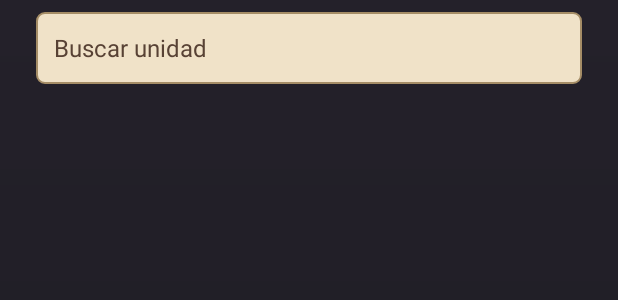
After one commit to DavidSM24/FEFW-Manager, an Android app: the layout dialog_unit_picker.xml on its own in the app's theme, with its tools: preview values and no code run, on a phone screen of 412 x 824 dp. The commit adds this screen. Shown: the top 300 px of the screen. Run offline under Robolectric (Android 15) with nearby library versions, the phone set to English and light mode, and no system bars.

Commit message:
Filtra por nombre al seleccionar unidades

```diff
--- a/app/src/main/res/layout/dialog_mission_editor.xml
+++ b/app/src/main/res/layout/dialog_mission_editor.xml
@@ -27,7 +27,7 @@
 
             <EditText
                 android:id="@+id/mission_day"
-                style="@style/Widget.FefwManager.MissionField"
+                style="@style/Widget.FefwManager.Field"
                 android:layout_width="76dp"
                 android:layout_height="wrap_content"
                 android:gravity="center"
@@ -50,7 +50,7 @@
 
             <EditText
                 android:id="@+id/mission_month"
-                style="@style/Widget.FefwManager.MissionField"
+                style="@style/Widget.FefwManager.Field"
                 android:layout_width="76dp"
                 android:layout_height="wrap_content"
                 android:gravity="center"
@@ -73,7 +73,7 @@
 
         <EditText
             android:id="@+id/mission_description"
-            style="@style/Widget.FefwManager.MissionField"
+            style="@style/Widget.FefwManager.Field"
             android:layout_width="match_parent"
             android:layout_height="wrap_content"
             android:layout_marginTop="7dp"
--- /dev/null
+++ b/app/src/main/res/layout/dialog_unit_picker.xml
@@ -0,0 +1,46 @@
+<?xml version="1.0" encoding="utf-8"?>
+<LinearLayout xmlns:android="http://schemas.android.com/apk/res/android"
+    android:layout_width="match_parent"
+    android:layout_height="wrap_content"
+    android:focusableInTouchMode="true"
+    android:orientation="vertical">
+
+    <EditText
+        android:id="@+id/unit_search"
+        style="@style/Widget.FefwManager.Field"
+        android:layout_width="match_parent"
+        android:layout_height="wrap_content"
+        android:layout_marginStart="24dp"
+        android:layout_marginTop="8dp"
+        android:layout_marginEnd="24dp"
+        android:layout_marginBottom="10dp"
+        android:hint="@string/search_units"
+        android:imeOptions="actionDone"
+        android:importantForAutofill="no"
+        android:inputType="text|textNoSuggestions" />
+
+    <FrameLayout
+        android:layout_width="match_parent"
+        android:layout_height="0dp"
+        android:layout_weight="1">
+
+        <ListView
+            android:id="@+id/unit_choices"
+            android:layout_width="match_parent"
+            android:layout_height="wrap_content" />
+
+        <TextView
+            android:id="@+id/unit_search_empty"
+            android:layout_width="match_parent"
+            android:layout_height="wrap_content"
+            android:accessibilityLiveRegion="polite"
+            android:paddingStart="24dp"
+            android:paddingTop="8dp"
+            android:paddingEnd="24dp"
+            android:paddingBottom="12dp"
+            android:text="@string/no_matching_units"
+            android:textAppearance="@style/TextAppearance.Fefw.Body"
+            android:visibility="gone" />
+    </FrameLayout>
+
+</LinearLayout>
--- a/app/src/main/res/values/strings.xml
+++ b/app/src/main/res/values/strings.xml
@@ -36,6 +36,8 @@
     <string name="loading_units">Cargando unidades…</string>
     <string name="no_recruited_units">Aún no hay unidades reclutadas.</string>
     <string name="no_available_units">Ya has añadido todas las unidades disponibles para esta senda.</string>
+    <string name="search_units">Buscar unidad</string>
+    <string name="no_matching_units">No hay unidades que coincidan.</string>
     <string name="unit_catalog_error">No se pudo abrir el catálogo de unidades.</string>
     <string name="recruit_write_error">No se pudo actualizar el registro. Inténtalo de nuevo.</string>
     <string name="support_pairs_title">Parejas de apoyo</string>
--- a/app/src/main/res/values/themes.xml
+++ b/app/src/main/res/values/themes.xml
@@ -87,7 +87,7 @@
         <item name="android:background">@drawable/imperial_panel</item>
         <item name="android:padding">@dimen/panel_inset</item>
     </style>
-    <style name="Widget.FefwManager.MissionField" parent="@android:style/Widget.Material.EditText">
+    <style name="Widget.FefwManager.Field" parent="@android:style/Widget.Material.EditText">
         <item name="android:background">@drawable/imperial_field</item>
         <item name="android:backgroundTint">@null</item>
         <item name="android:minHeight">48dp</item>
```
Also changed, not shown: app/src/main/java/com/davidsm24/fefwmanager/supports/SupportPairsActivity.java (+3 -11 lines), app/src/main/java/com/davidsm24/fefwmanager/units/UnitPicker.java (added, +78 -0 lines), app/src/main/java/com/davidsm24/fefwmanager/units/UnitRosterActivity.java (+3 -11 lines), 2 other files.
